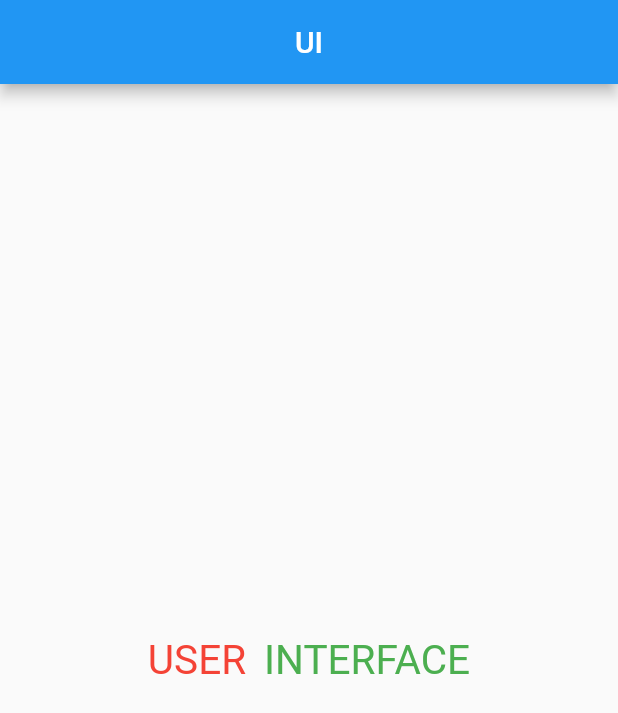
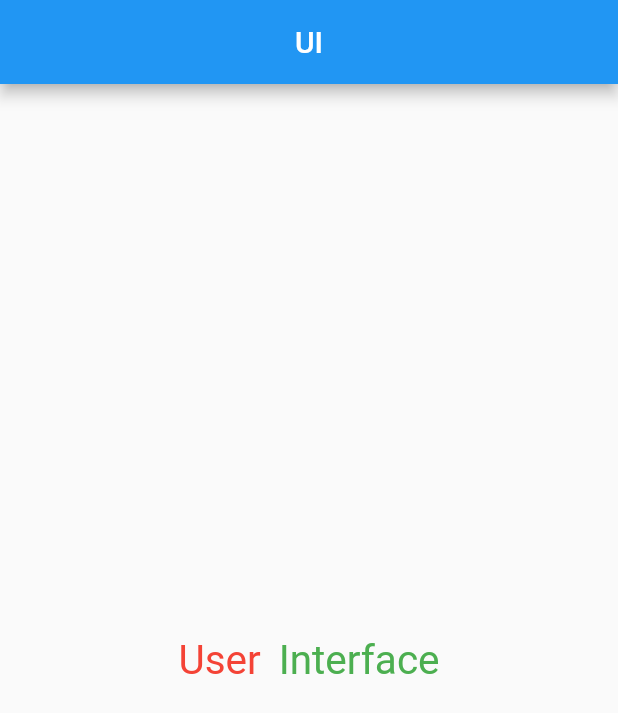
Before and after one commit to ogabek0909/pdpui, a Flutter app: the screen it shows after launch, on a phone screen of 412 x 824 dp. Shown: the top 713 px of the screen. Run offline on Flutter 3.47's test engine with Material 2 defaults, Android fonts, the phone set to English and light mode, and no system bars.

Commit message:
text editing

```diff
--- a/lib/pages/home_page.dart
+++ b/lib/pages/home_page.dart
@@ -20,7 +20,7 @@ class _HomePageState extends State<HomePage> {
           mainAxisAlignment: MainAxisAlignment.center,
           children: const [
             Text(
-              'USER',
+              'User',
               style: TextStyle(
                 fontSize: 27,
                 color: Colors.red,
@@ -30,7 +30,7 @@ class _HomePageState extends State<HomePage> {
               width: 12,
             ),
             Text(
-              'INTERFACE',
+              'Interface',
               style: TextStyle(
                 fontSize: 27,
                 color: Colors.green,
```
